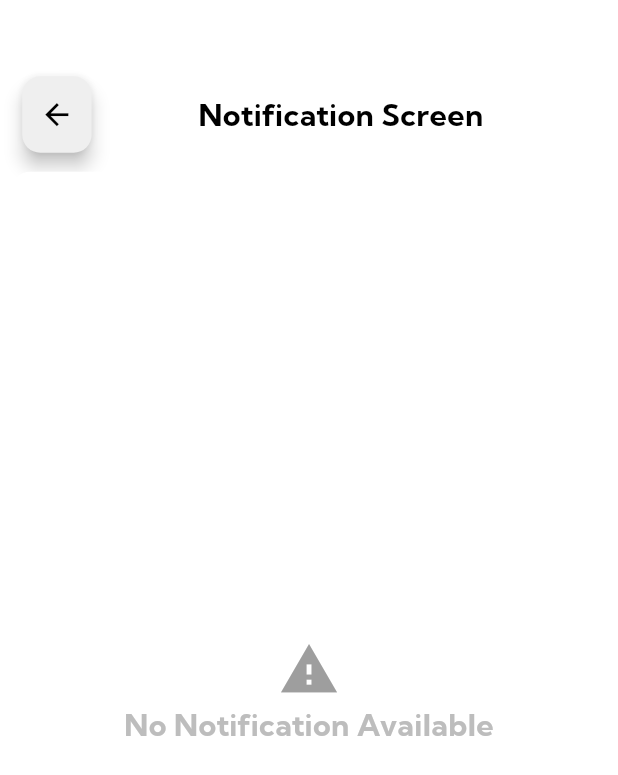
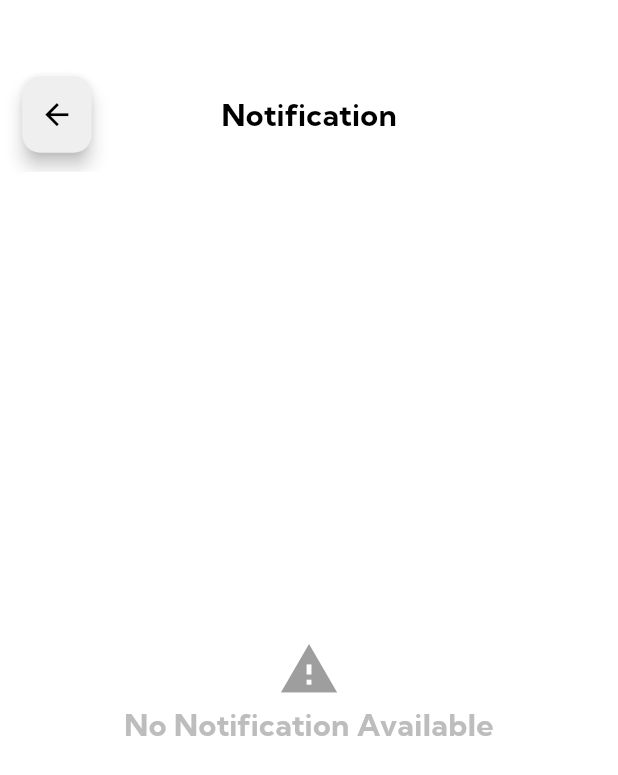
Before and after one commit to HaroonQuaidTech/attendance_app, a Flutter app: the NotificationScreen screen opened by its route, on a phone screen of 412 x 824 dp. Shown: the top 775 px of the screen. Run offline on Flutter 3.47's test engine with Material 3 defaults, Android fonts, the phone set to English and light mode, and no system bars; our stand-ins replace cloud_firestore, firebase_auth, firebase_core, firebase_storage, fl_chart, flutter_screenutil and 6 more; missing offline and left inert: draggable_fab; accounts and stored records are empty.

Commit message:
new issue resolved

```diff
--- a/lib/screens/notification.dart
+++ b/lib/screens/notification.dart
@@ -55,9 +55,9 @@ class _NotificationScreenState extends State<NotificationScreen> {
                     ),
                   ),
                 ),
-                SizedBox(width: 15.sp),
+
                 Text(
-                  'Notification Screen',
+                  'Notification',
                   style: TextStyle(
                     fontSize: 22.sp,
                     fontWeight: FontWeight.bold,
```
